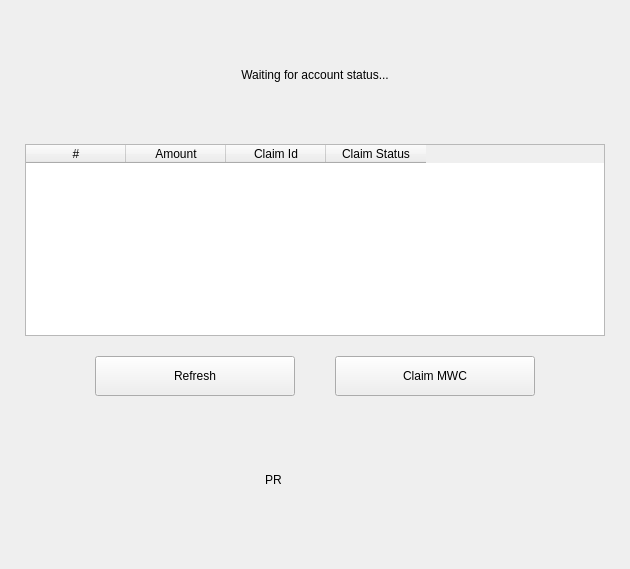
0xkobe/mwc-wallet, file windows/h_hodlclaim_w.ui: the form before one commit.
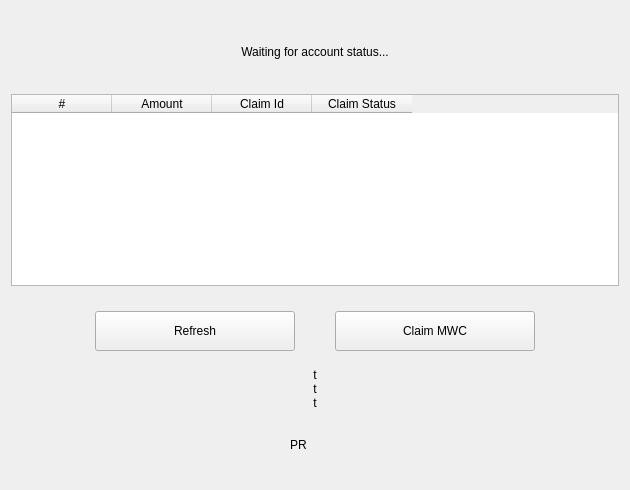
The form after the commit. Custom widgets are drawn as their Qt base class.

```diff
--- a/windows/h_hodlclaim_w.ui
+++ b/windows/h_hodlclaim_w.ui
@@ -7,27 +7,15 @@
     <x>0</x>
     <y>0</y>
     <width>630</width>
-    <height>569</height>
+    <height>490</height>
    </rect>
   </property>
   <property name="windowTitle">
    <string>Form</string>
   </property>
-  <layout class="QVBoxLayout" name="verticalLayout" stretch="1,0,1,0,0,3">
+  <layout class="QVBoxLayout" name="verticalLayout" stretch="2,0,2,0,0,1,0,4">
    <property name="spacing">
-    <number>20</number>
-   </property>
-   <property name="leftMargin">
-    <number>25</number>
-   </property>
-   <property name="topMargin">
-    <number>25</number>
-   </property>
-   <property name="rightMargin">
-    <number>25</number>
-   </property>
-   <property name="bottomMargin">
-    <number>25</number>
+    <number>0</number>
    </property>
    <item>
     <spacer name="verticalSpacer">
@@ -37,7 +25,7 @@
      <property name="sizeHint" stdset="0">
       <size>
        <width>20</width>
-       <height>31</height>
+       <height>0</height>
       </size>
      </property>
     </spacer>
@@ -63,7 +51,7 @@
      <property name="sizeHint" stdset="0">
       <size>
        <width>20</width>
-       <height>40</height>
+       <height>0</height>
       </size>
      </property>
     </spacer>
@@ -103,6 +91,9 @@
      <property name="spacing">
       <number>40</number>
      </property>
+     <property name="topMargin">
+      <number>25</number>
+     </property>
      <item>
       <spacer name="horizontalSpacer">
        <property name="orientation">
@@ -172,6 +163,34 @@
      </item>
     </layout>
    </item>
+   <item>
+    <spacer name="verticalSpacer_4">
+     <property name="orientation">
+      <enum>Qt::Vertical</enum>
+     </property>
+     <property name="sizeHint" stdset="0">
+      <size>
+       <width>20</width>
+       <height>14</height>
+      </size>
+     </property>
+    </spacer>
+   </item>
+   <item>
+    <widget class="control::MwcLabelNormal" name="finalizeWaitingText">
+     <property name="text">
+      <string>t
+t
+t</string>
+     </property>
+     <property name="alignment">
+      <set>Qt::AlignCenter</set>
+     </property>
+     <property name="wordWrap">
+      <bool>true</bool>
+     </property>
+    </widget>
+   </item>
    <item>
     <widget class="QFrame" name="progressFrame">
      <property name="frameShape">
@@ -180,7 +199,7 @@
      <property name="frameShadow">
       <enum>QFrame::Raised</enum>
      </property>
-     <layout class="QVBoxLayout" name="verticalLayout_2">
+     <layout class="QVBoxLayout" name="verticalLayout_2" stretch="1,0,1">
       <property name="leftMargin">
        <number>0</number>
       </property>
@@ -201,7 +220,7 @@
         <property name="sizeHint" stdset="0">
          <size>
           <width>20</width>
-          <height>28</height>
+          <height>0</height>
          </size>
         </property>
        </spacer>
@@ -219,7 +238,7 @@
           <property name="sizeHint" stdset="0">
            <size>
             <width>40</width>
-            <height>20</height>
+            <height>0</height>
            </size>
           </property>
          </spacer>
@@ -228,14 +247,14 @@
          <widget class="control::MwcLabelProgress" name="progress">
           <property name="minimumSize">
            <size>
-            <width>100</width>
-            <height>50</height>
+            <width>50</width>
+            <height>25</height>
            </size>
           </property>
           <property name="maximumSize">
            <size>
-            <width>100</width>
-            <height>50</height>
+            <width>50</width>
+            <height>25</height>
            </size>
           </property>
           <property name="text">
@@ -248,13 +267,13 @@
           <property name="minimumSize">
            <size>
             <width>1</width>
-            <height>50</height>
+            <height>25</height>
            </size>
           </property>
           <property name="maximumSize">
            <size>
             <width>1</width>
-            <height>50</height>
+            <height>25</height>
            </size>
           </property>
          </widget>
@@ -267,7 +286,7 @@
           <property name="sizeHint" stdset="0">
            <size>
             <width>40</width>
-            <height>20</height>
+            <height>0</height>
            </size>
           </property>
          </spacer>
@@ -282,7 +301,7 @@
         <property name="sizeHint" stdset="0">
          <size>
           <width>20</width>
-          <height>25</height>
+          <height>0</height>
          </size>
         </property>
        </spacer>
```
